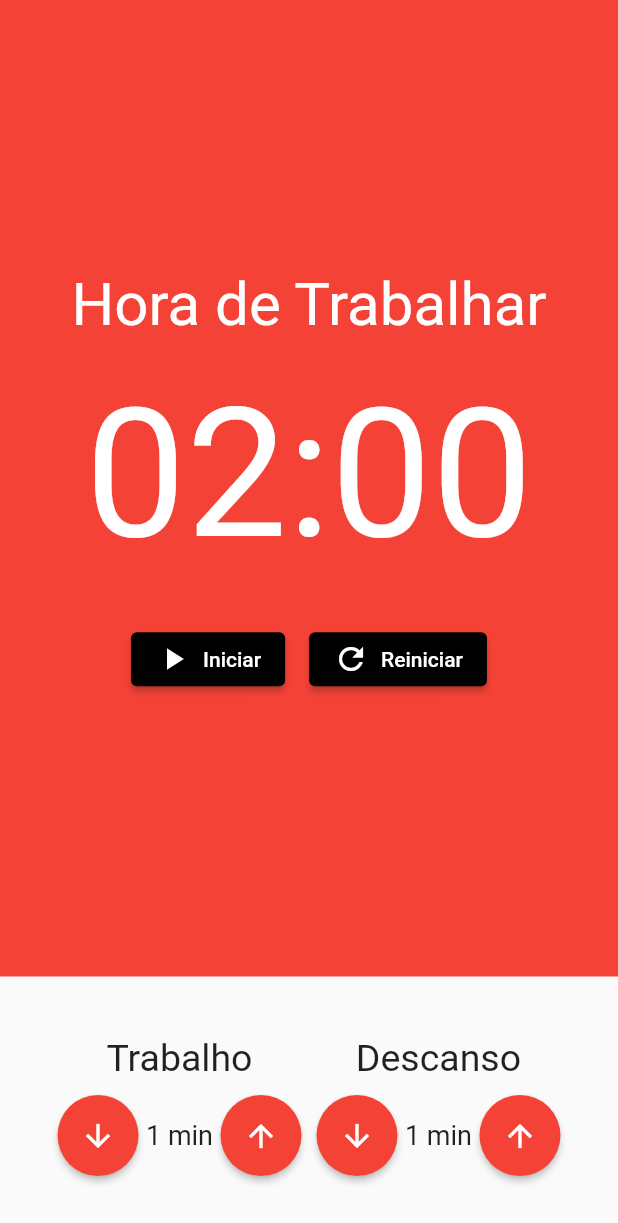
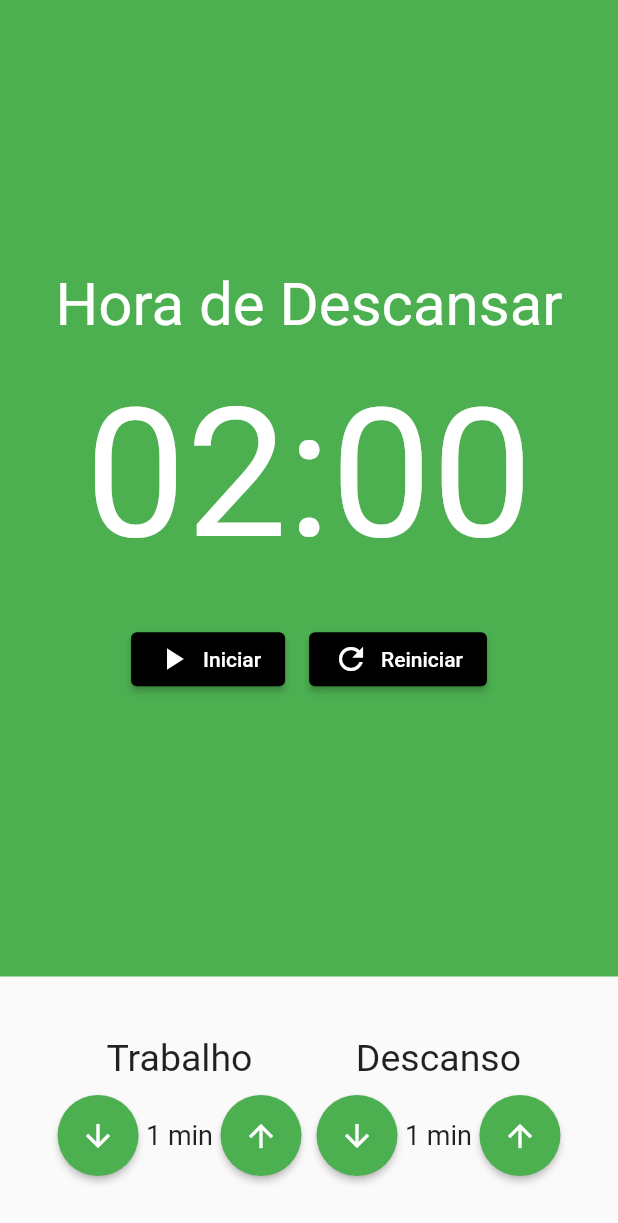
Before and after one commit to mechztcc/flutter-pomodoro, a Flutter app: the screen it shows after launch, after a tap on "Iniciar", after a tap on "Reiniciar", on a phone screen of 412 x 824 dp. Shown: the top 1223 px of the screen. Run offline on Flutter 3.47's test engine with Material 2 defaults, Android fonts, the phone set to English and light mode, and no system bars; our stand-ins replace flutter_mobx, mobx; generated files the repository leaves out were written again.

Commit message:
atualizando interface pelo store

```diff
--- a/lib/components/cronometro.dart
+++ b/lib/components/cronometro.dart
@@ -11,14 +11,17 @@ class Cronometro extends StatelessWidget {
   Widget build(BuildContext context) {
     final store = Provider.of<PomodoroStore>(context);
 
-    return Container(
-      color: Colors.red,
+    return Observer(
+      builder: (_) => Container(
+        color: store.estaTrabalhando() ? Colors.red : Colors.green,
         child: Column(
           mainAxisAlignment: MainAxisAlignment.center,
           crossAxisAlignment: CrossAxisAlignment.center,
           children: [
-          const Text(
-            'Hora de Trabalhar',
+            Text(
+              store.estaTrabalhando()
+                  ? 'Hora de Trabalhar'
+                  : 'Hora de Descansar',
               style: TextStyle(
                 fontSize: 40,
                 color: Colors.white,
@@ -37,8 +40,7 @@ class Cronometro extends StatelessWidget {
             const SizedBox(
               height: 20,
             ),
-          Observer(
-            builder: (_) => Row(
+            Row(
               mainAxisAlignment: MainAxisAlignment.center,
               children: [
                 if (!store.iniciado)
@@ -69,8 +71,8 @@ class Cronometro extends StatelessWidget {
                 ),
               ],
             ),
+          ],
         ),
-        ],
       ),
     );
   }
--- a/lib/components/entrada_tempo.dart
+++ b/lib/components/entrada_tempo.dart
@@ -1,4 +1,6 @@
 import 'package:flutter/material.dart';
+import 'package:pomodoro/store/pomodoro.store.dart';
+import 'package:provider/provider.dart';
 
 class EntradaTempo extends StatelessWidget {
   final int valor;
@@ -7,12 +9,18 @@ class EntradaTempo extends StatelessWidget {
   final void Function()? inc;
   final void Function()? dec;
 
-  const EntradaTempo(
-      {Key? key, required this.valor, required this.titulo, this.inc, this.dec})
-      : super(key: key);
+  const EntradaTempo({
+    Key? key,
+    required this.valor,
+    required this.titulo,
+    this.inc,
+    this.dec,
+  }) : super(key: key);
 
   @override
   Widget build(BuildContext context) {
+    final store = Provider.of<PomodoroStore>(context);
+
     return Column(
       children: [
         Text(
@@ -35,7 +43,7 @@ class EntradaTempo extends StatelessWidget {
               style: ElevatedButton.styleFrom(
                 shape: CircleBorder(),
                 padding: EdgeInsets.all(15),
-                primary: Colors.red,
+                primary: store.estaTrabalhando() ? Colors.red : Colors.green,
               ),
             ),
             Text(
@@ -52,7 +60,7 @@ class EntradaTempo extends StatelessWidget {
               style: ElevatedButton.styleFrom(
                 shape: CircleBorder(),
                 padding: EdgeInsets.all(15),
-                primary: Colors.red,
+                primary: store.estaTrabalhando() ? Colors.red : Colors.green,
               ),
             ),
           ],
--- a/lib/store/pomodoro.store.dart
+++ b/lib/store/pomodoro.store.dart
@@ -1,6 +1,8 @@
 import 'package:mobx/mobx.dart';
 
 part 'pomodoro.store.g.dart';
+
+enum TipoIntervalo { TRABALHO, DESCANSO }
 
 class PomodoroStore = _PomodoroStore with _$PomodoroStore;
 
@@ -20,19 +22,25 @@ abstract class _PomodoroStore with Store {
   @observable
   int tempoDescanso = 1;
 
+  @observable
+  TipoIntervalo tipoIntervalo = TipoIntervalo.DESCANSO;
+
   @action
   void reiniciar() {
     iniciado = false;
+    tipoIntervalo = TipoIntervalo.DESCANSO;
   }
 
   @action
   void iniciar() {
     iniciado = true;
+    tipoIntervalo = TipoIntervalo.TRABALHO;
   }
 
   @action
   void parar() {
     iniciado = false;
+    tipoIntervalo = TipoIntervalo.DESCANSO;
   }
 
   @action
@@ -54,4 +62,12 @@ abstract class _PomodoroStore with Store {
   void incrementarTempoDescanso() {
     tempoDescanso++;
   }
+
+  bool estaTrabalhando() {
+    return tipoIntervalo == TipoIntervalo.TRABALHO;
+  }
+
+  bool estaDescansando() {
+    return tipoIntervalo == TipoIntervalo.DESCANSO;
+  }
 }
```
Also changed, not shown: lib/store/pomodoro.store.g.dart. Lines whose indentation alone changed are shown as unchanged.
